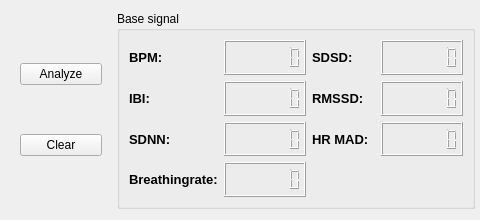
KacperJanowski98/SerialPlot-Biomedical-Signals, file source/serialplot/src/heartanalysispanel.ui: the form before one commit; both pictures show x 0 to 480 and y 0 to 220 of the 850 by 220 pixel window.
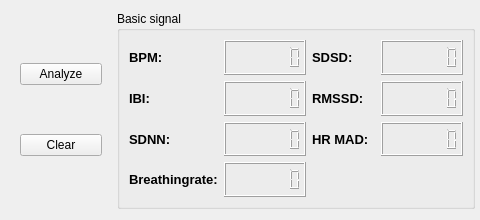
The form after the commit.

Commit message: Rename Base signal.

```diff
--- a/source/serialplot/src/heartanalysispanel.ui
+++ b/source/serialplot/src/heartanalysispanel.ui
@@ -49,7 +49,7 @@
    <item>
     <widget class="QGroupBox" name="gbBase">
      <property name="title">
-      <string>Base signal</string>
+      <string>Basic signal</string>
      </property>
      <layout class="QGridLayout" name="gridLayout">
       <item row="0" column="0">
```
The commit also changes 2 other files.
